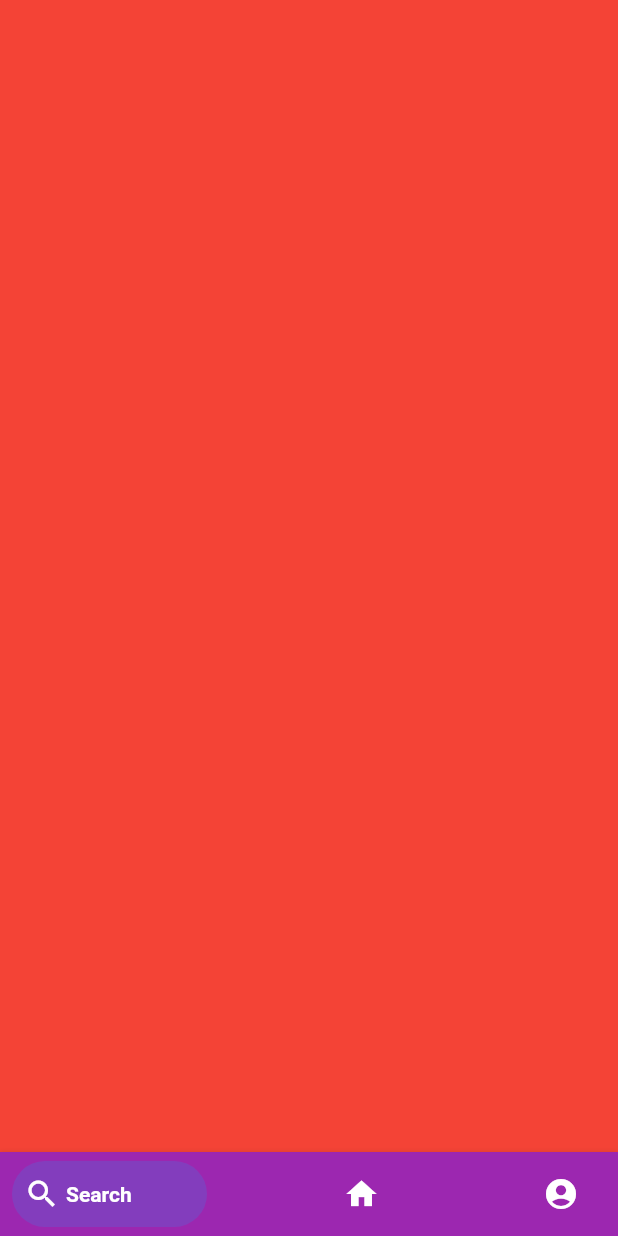
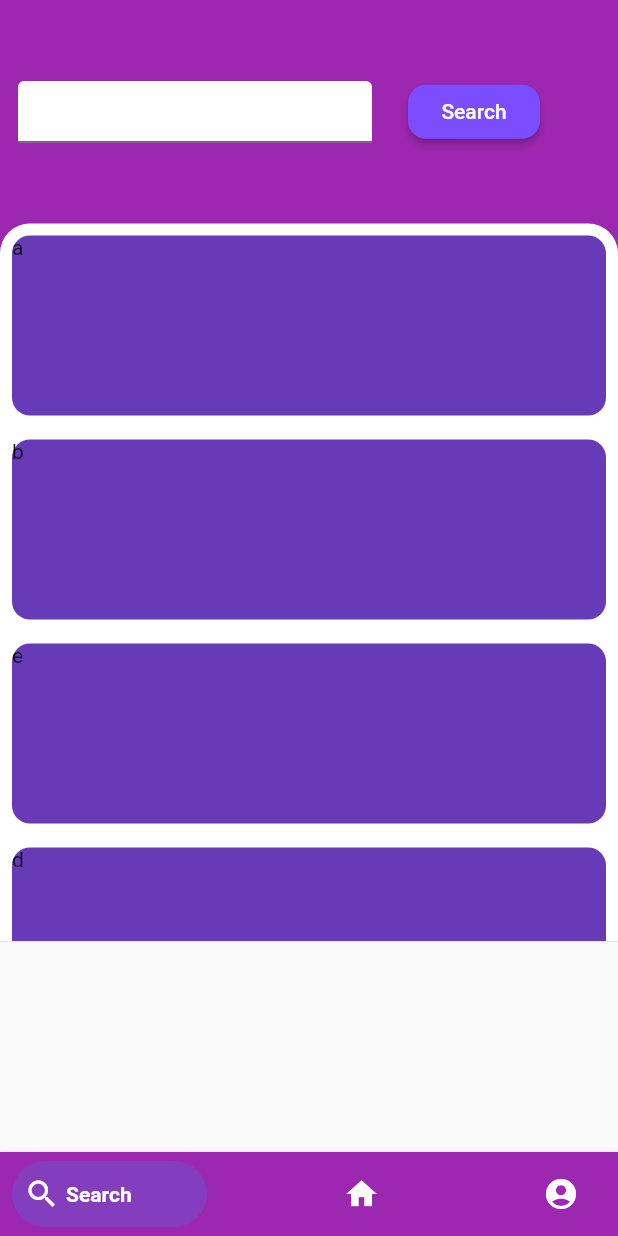
Before and after one commit to gaurang98671/IEEE_Hackathon, a Flutter app: the MyHomePage screen opened directly, on a phone screen of 412 x 824 dp. Run offline on Flutter 3.47's test engine with Material 2 defaults, Android fonts, the phone set to English and light mode, and no system bars; drawn by our look-alikes of bottom_navy_bar; our stand-ins replace cloud_firestore, firebase_auth, firebase_core, shared_preferences; accounts and stored records are empty.

Commit message:
Search page added, dependencies added, profile
Profile page minor changes
Image picker, image cropper dependencies added
Search page added and completed its basic structure

```diff
--- a/lib/MyHomePage.dart
+++ b/lib/MyHomePage.dart
@@ -1,3 +1,4 @@
+import 'package:appointment_app/Search.dart';
 import 'package:flutter/material.dart';
 import 'package:appointment_app/Profile.dart';
 import 'package:bottom_navy_bar/bottom_navy_bar.dart';
@@ -36,7 +37,7 @@ class _MyHomePageState extends State<MyHomePage> {
           },
           children: <Widget>[
 
-            Container(color: Colors.red,),
+            SearchPage(),
             Home(),
             Profile(),
 
--- /dev/null
+++ b/lib/Search.dart
@@ -0,0 +1,99 @@
+import 'package:flutter/cupertino.dart';
+import 'package:flutter/material.dart';
+
+class SearchPage extends StatefulWidget {
+  @override
+  _SearchPageState createState() => _SearchPageState();
+}
+
+class _SearchPageState extends State<SearchPage> {
+  String searched_word="";
+  List test_list=['a','b','e', 'd', 'e'];
+  @override
+  Widget build(BuildContext context) {
+    return SingleChildScrollView(
+      child: Container(
+          color: Colors.purple,
+          child: Column(
+            children: [
+              SizedBox(
+                height: 149,
+                child: Row(
+                  children: [
+                    SizedBox(
+                    width: 260,
+                        height: 65,
+                        child: Padding(
+                          padding: const EdgeInsets.all(12.0),
+                          child: TextField(
+                            onChanged: (word)=>searched_word=word,
+                            decoration: InputDecoration(
+                             fillColor: Colors.white,
+                              filled: true,
+                              focusedBorder: OutlineInputBorder(
+                                borderSide: new BorderSide(color: Colors.white),
+                                borderRadius: new BorderRadius.circular(25.7),
+                              ),
+
+                            ),
+                          ),
+                        )
+                    ),
+
+                    Padding(
+                      padding: const EdgeInsets.all(12.0),
+                      child: RaisedButton(
+                        child: Text('Search',
+                        style: TextStyle(
+                          color: Colors.white
+                        ),
+                        ),
+                        color: Colors.deepPurpleAccent,
+                        onPressed: (){},
+                        shape: RoundedRectangleBorder(
+                            borderRadius: BorderRadius.circular(12.0),
+
+                        ),
+                      ),
+                    )
+
+                  ],
+                ),
+              ),
+              Container(
+                  height: 478.4,
+
+                  decoration: BoxDecoration(
+                    color: Colors.white,
+                    borderRadius: BorderRadius.only(
+                        topRight: Radius.circular(20),
+                        topLeft:  Radius.circular(20)
+                    ),
+                  ),
+                child: ListView.builder(
+                  itemCount: test_list.length,
+
+                  itemBuilder: (context, index){
+                    return Padding(
+                      padding: const EdgeInsets.all(8.0),
+                      child: Container(
+                        decoration: BoxDecoration(
+                          borderRadius: BorderRadius.circular(
+                            12
+                          ),
+                          color: Colors.deepPurple
+                        ),
+                        height: 120,
+
+                        child: Text(test_list[index]),
+                      ),
+                    );
+                  },
+                ),
+              )
+            ],
+          )
+      ),
+    );
+  }
+}
--- a/lib/siginup.dart
+++ b/lib/siginup.dart
@@ -24,6 +24,7 @@ class _RegisterScreenState extends State<RegisterScreen> {
 
       SharedPreferences pref=await SharedPreferences.getInstance();
       await pref.setString('user_email', _email);
+      await pref.setString("user_id", userId);
       Navigator.push(context, MaterialPageRoute(
           builder: (context)=>MyHomePage()
       ));
@@ -32,7 +33,7 @@ class _RegisterScreenState extends State<RegisterScreen> {
       print(e.message);
     }
 
-    FirebaseFirestore.instance.collection("Users").doc(userId).set(
+    FirebaseFirestore.instance.collection("UserA").doc(userId).set(
         {
           'Name': _user_name,
           'Phone Number': _phone_number,
--- a/pubspec.yaml
+++ b/pubspec.yaml
@@ -33,7 +33,8 @@ dependencies:
   firebase_storage: 5.0.1
   firebase_auth: 0.18.3
   shared_preferences: 0.5.7+3
-
+  image_cropper: 1.0.2
+  image_picker: 0.6.0+17
   firebase_core: ^0.5.2
 
 
```
Also changed, not shown: lib/Profile.dart (+51 -0 lines), pubspec.lock.
